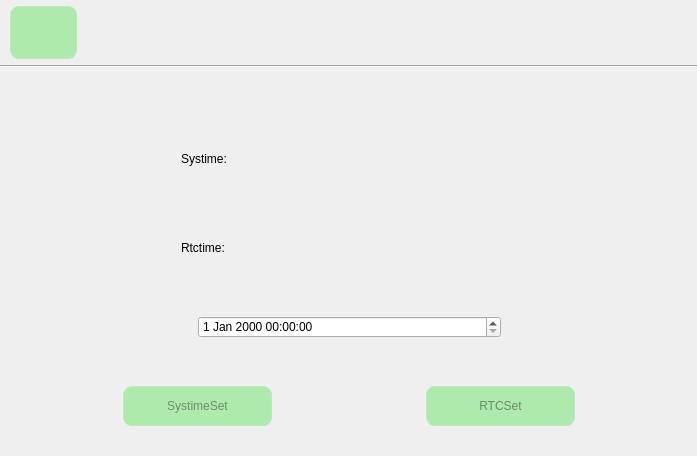
Qt form timeset.ui (jizizihe/baijie_demo) before a commit.
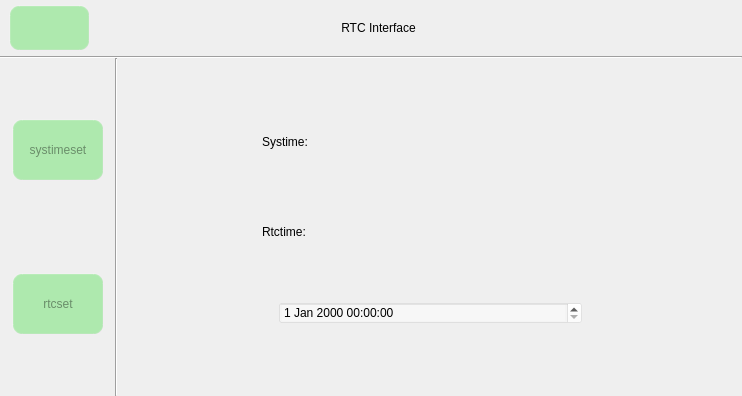
The same form after that commit. Icons and pictures are not drawn.

Commit message: func: 1.chang button style in gpio       2.refresh when open and close button in wifi,bluetooth,ethernet and 4g       3.add set  gateway and subnet mask in ethernet       4.add display 4g status in 4g       5.optimize copy,cut,delete,safe exit in storage       6.add the judgment that the serial port is occupied

```diff
--- a/timeset.ui
+++ b/timeset.ui
@@ -6,8 +6,8 @@
    <rect>
     <x>0</x>
     <y>0</y>
-    <width>697</width>
-    <height>456</height>
+    <width>742</width>
+    <height>396</height>
    </rect>
   </property>
   <property name="minimumSize">
@@ -16,6 +16,9 @@
     <height>1</height>
    </size>
   </property>
+  <property name="focusPolicy">
+   <enum>Qt::ClickFocus</enum>
+  </property>
   <property name="windowTitle">
    <string>MainWindow</string>
   </property>
@@ -51,7 +54,10 @@
 
 /****************滑块部件*******************/
 
-
+QMessageBox {
+    background-image: url(:/button_image/all/background.jpg);
+	border:1px solid gray;
+}
 QSlider::handle:horizontal { /*水平滑块的手柄*/
         image: url(:/image/sliderHandle.png);
  }
@@ -78,9 +84,9 @@
      <number>0</number>
     </property>
     <item row="0" column="0">
-     <layout class="QHBoxLayout" name="horizontalLayout_4" stretch="1,9">
+     <layout class="QHBoxLayout" name="horizontalLayout_4" stretch="1,1,1,3,3">
       <property name="spacing">
-       <number>0</number>
+       <number>6</number>
       </property>
       <property name="leftMargin">
        <number>9</number>
@@ -114,6 +120,42 @@
         </property>
        </widget>
       </item>
+      <item>
+       <spacer name="horizontalSpacer_4">
+        <property name="orientation">
+         <enum>Qt::Horizontal</enum>
+        </property>
+        <property name="sizeHint" stdset="0">
+         <size>
+          <width>40</width>
+          <height>20</height>
+         </size>
+        </property>
+       </spacer>
+      </item>
+      <item>
+       <spacer name="horizontalSpacer_12">
+        <property name="orientation">
+         <enum>Qt::Horizontal</enum>
+        </property>
+        <property name="sizeHint" stdset="0">
+         <size>
+          <width>40</width>
+          <height>20</height>
+         </size>
+        </property>
+       </spacer>
+      </item>
+      <item>
+       <widget class="QLabel" name="label">
+        <property name="text">
+         <string>RTC Interface</string>
+        </property>
+        <property name="alignment">
+         <set>Qt::AlignCenter</set>
+        </property>
+       </widget>
+      </item>
       <item>
        <spacer name="horizontalSpacer_2">
         <property name="orientation">
@@ -129,60 +171,234 @@
       </item>
      </layout>
     </item>
-    <item row="1" column="0">
-     <widget class="Line" name="line">
-      <property name="minimumSize">
-       <size>
-        <width>0</width>
-        <height>2</height>
-       </size>
-      </property>
-      <property name="maximumSize">
-       <size>
-        <width>16777215</width>
-        <height>2</height>
-       </size>
-      </property>
-      <property name="orientation">
-       <enum>Qt::Horizontal</enum>
-      </property>
-     </widget>
-    </item>
     <item row="2" column="0">
-     <layout class="QHBoxLayout" name="horizontalLayout_6" stretch="1,9,1">
-      <property name="spacing">
-       <number>0</number>
-      </property>
-      <property name="topMargin">
-       <number>20</number>
-      </property>
-      <property name="bottomMargin">
-       <number>20</number>
-      </property>
+     <layout class="QHBoxLayout" name="horizontalLayout_7" stretch="2,0,7">
       <item>
-       <spacer name="horizontalSpacer_11">
+       <layout class="QVBoxLayout" name="verticalLayout_2" stretch="2,2,3,2,2">
+        <property name="spacing">
+         <number>0</number>
+        </property>
+        <item>
+         <spacer name="verticalSpacer_5">
+          <property name="orientation">
+           <enum>Qt::Vertical</enum>
+          </property>
+          <property name="sizeHint" stdset="0">
+           <size>
+            <width>17</width>
+            <height>13</height>
+           </size>
+          </property>
+         </spacer>
+        </item>
+        <item>
+         <layout class="QHBoxLayout" name="horizontalLayout_3" stretch="1,8,1">
+          <property name="spacing">
+           <number>0</number>
+          </property>
+          <item>
+           <spacer name="horizontalSpacer_3">
+            <property name="orientation">
+             <enum>Qt::Horizontal</enum>
+            </property>
+            <property name="sizeHint" stdset="0">
+             <size>
+              <width>40</width>
+              <height>20</height>
+             </size>
+            </property>
+           </spacer>
+          </item>
+          <item>
+           <widget class="QPushButton" name="SystimeSetBt">
+            <property name="sizePolicy">
+             <sizepolicy hsizetype="Minimum" vsizetype="Minimum">
+              <horstretch>0</horstretch>
+              <verstretch>0</verstretch>
+             </sizepolicy>
+            </property>
+            <property name="minimumSize">
+             <size>
+              <width>0</width>
+              <height>0</height>
+             </size>
+            </property>
+            <property name="font">
+             <font>
+              <weight>50</weight>
+              <italic>false</italic>
+              <bold>false</bold>
+             </font>
+            </property>
+            <property name="styleSheet">
+             <string notr="true">QPushButton{
+     background-color: rgba(100, 225, 100, 120);/*背景色*/
+     border-style: outset; /*边框样式*/
+     border-width:  2px;  /*边框宽度为4像素*/
+     border-radius: 10px; /*边框圆角半径*/
+     border-color: rgba(255, 225, 255, 30);/*边框颜色*/
+     color:rgba(0, 0, 0, 100);/*字体颜色*/
+     padding: 6px; /*填衬*/
+	outline: none; /*去掉按钮的虚线框*/
+}
+
+QPushButton:hover{ /*鼠标悬停在按钮上时*/
+        background-color:rgba(100,255,100, 100);
+        border-color: rgba(255, 225, 255, 200);
+        color:rgba(0, 0, 0, 200);
+}
+
+QPushButton:pressed { /*按钮被按下时*/
+     background-color:rgba(100,255,100, 200);
+     border-color: rgba(255, 225, 255, 30);
+     border-style: inset;
+     color:rgba(0, 0, 0, 100);
+}</string>
+            </property>
+            <property name="text">
+             <string>systimeset</string>
+            </property>
+           </widget>
+          </item>
+          <item>
+           <spacer name="horizontalSpacer">
+            <property name="orientation">
+             <enum>Qt::Horizontal</enum>
+            </property>
+            <property name="sizeHint" stdset="0">
+             <size>
+              <width>40</width>
+              <height>20</height>
+             </size>
+            </property>
+           </spacer>
+          </item>
+         </layout>
+        </item>
+        <item>
+         <spacer name="verticalSpacer_7">
+          <property name="orientation">
+           <enum>Qt::Vertical</enum>
+          </property>
+          <property name="sizeHint" stdset="0">
+           <size>
+            <width>20</width>
+            <height>13</height>
+           </size>
+          </property>
+         </spacer>
+        </item>
+        <item>
+         <layout class="QHBoxLayout" name="horizontalLayout_6" stretch="1,8,1">
+          <property name="spacing">
+           <number>0</number>
+          </property>
+          <item>
+           <spacer name="horizontalSpacer_11">
+            <property name="orientation">
+             <enum>Qt::Horizontal</enum>
+            </property>
+            <property name="sizeHint" stdset="0">
+             <size>
+              <width>40</width>
+              <height>20</height>
+             </size>
+            </property>
+           </spacer>
+          </item>
+          <item>
+           <widget class="QPushButton" name="RTCSetBt">
+            <property name="sizePolicy">
+             <sizepolicy hsizetype="Minimum" vsizetype="Minimum">
+              <horstretch>0</horstretch>
+              <verstretch>0</verstretch>
+             </sizepolicy>
+            </property>
+            <property name="minimumSize">
+             <size>
+              <width>0</width>
+              <height>0</height>
+             </size>
+            </property>
+            <property name="styleSheet">
+             <string notr="true">QPushButton{
+     background-color: rgba(100, 225, 100, 120);/*背景色*/
+     border-style: outset; /*边框样式*/
+     border-width:  2px;  /*边框宽度为4像素*/
+     border-radius: 10px; /*边框圆角半径*/
+     border-color: rgba(255, 225, 255, 30);/*边框颜色*/
+     color:rgba(0, 0, 0, 100);/*字体颜色*/
+     padding: 6px; /*填衬*/
+	outline: none; /*去掉按钮的虚线框*/
+}
+
+QPushButton:hover{ /*鼠标悬停在按钮上时*/
+        background-color:rgba(100,255,100, 100);
+        border-color: rgba(255, 225, 255, 200);
+        color:rgba(0, 0, 0, 200);
+}
+
+QPushButton:pressed { /*按钮被按下时*/
+     background-color:rgba(100,255,100, 200);
+     border-color: rgba(255, 225, 255, 30);
+     border-style: inset;
+     color:rgba(0, 0, 0, 100);
+}</string>
+            </property>
+            <property name="text">
+             <string>rtcset</string>
+            </property>
+           </widget>
+          </item>
+          <item>
+           <spacer name="horizontalSpacer_13">
+            <property name="orientation">
+             <enum>Qt::Horizontal</enum>
+            </property>
+            <property name="sizeHint" stdset="0">
+             <size>
+              <width>40</width>
+              <height>20</height>
+             </size>
+            </property>
+           </spacer>
+          </item>
+         </layout>
+        </item>
+        <item>
+         <spacer name="verticalSpacer_6">
+          <property name="orientation">
+           <enum>Qt::Vertical</enum>
+          </property>
+          <property name="sizeHint" stdset="0">
+           <size>
+            <width>20</width>
+            <height>13</height>
+           </size>
+          </property>
+         </spacer>
+        </item>
+       </layout>
+      </item>
+      <item>
+       <widget class="Line" name="line_2">
         <property name="orientation">
-         <enum>Qt::Horizontal</enum>
+         <enum>Qt::Vertical</enum>
         </property>
-        <property name="sizeHint" stdset="0">
-         <size>
-          <width>40</width>
-          <height>20</height>
-         </size>
-        </property>
-       </spacer>
+       </widget>
       </item>
       <item>
        <widget class="QWidget" name="widget" native="true">
+        <property name="focusPolicy">
+         <enum>Qt::ClickFocus</enum>
+        </property>
         <property name="styleSheet">
-         <string notr="true">     border-width:  1px;  /*边框宽度为4像素*/
-     border-radius: 12px; /*边框圆角半径*/
-     padding: 6px; /*填衬*/
-  background-color:rgba(255, 255, 255, 80);
- border-color: rgba(0, 0, 0,130);/*边框颜色*/
- QScrollBar{ width:36px;}</string>
+         <string notr="true"/>
         </property>
-        <layout class="QVBoxLayout" name="verticalLayout" stretch="1,1,1,1,1,1,1,1">
+        <layout class="QVBoxLayout" name="verticalLayout" stretch="3,2,2,2,2,0,3">
+         <property name="topMargin">
+          <number>0</number>
+         </property>
          <item>
           <spacer name="verticalSpacer">
            <property name="orientation">
@@ -234,6 +450,9 @@
                <height>16777215</height>
               </size>
              </property>
+             <property name="focusPolicy">
+              <enum>Qt::WheelFocus</enum>
+             </property>
              <property name="text">
               <string>Systime:</string>
              </property>
@@ -262,6 +481,9 @@
                <height>16777215</height>
               </size>
              </property>
+             <property name="focusPolicy">
+              <enum>Qt::WheelFocus</enum>
+             </property>
              <property name="text">
               <string/>
              </property>
@@ -333,6 +555,9 @@
                <height>16777215</height>
               </size>
              </property>
+             <property name="focusPolicy">
+              <enum>Qt::ClickFocus</enum>
+             </property>
              <property name="text">
               <string>Rtctime:</string>
              </property>
@@ -361,6 +586,9 @@
                <height>16777215</height>
               </size>
              </property>
+             <property name="focusPolicy">
+              <enum>Qt::ClickFocus</enum>
+             </property>
              <property name="text">
               <string/>
              </property>
@@ -414,6 +642,12 @@
            </item>
            <item>
             <widget class="QDateTimeEdit" name="datetime">
+             <property name="sizePolicy">
+              <sizepolicy hsizetype="Minimum" vsizetype="Minimum">
+               <horstretch>0</horstretch>
+               <verstretch>0</verstretch>
+              </sizepolicy>
+             </property>
              <property name="minimumSize">
               <size>
                <width>0</width>
@@ -426,6 +660,9 @@
                <height>16777215</height>
               </size>
              </property>
+             <property name="styleSheet">
+              <string notr="true">  background-color:rgba(255, 255, 255, 80);</string>
+             </property>
             </widget>
            </item>
            <item>
@@ -456,177 +693,30 @@
            </property>
           </spacer>
          </item>
-         <item>
-          <layout class="QHBoxLayout" name="horizontalLayout_3" stretch="1,2,2,2,1">
-           <property name="spacing">
-            <number>0</number>
-           </property>
-           <property name="leftMargin">
-            <number>0</number>
-           </property>
-           <property name="topMargin">
-            <number>0</number>
-           </property>
-           <property name="rightMargin">
-            <number>0</number>
-           </property>
-           <property name="bottomMargin">
-            <number>0</number>
-           </property>
-           <item>
-            <spacer name="horizontalSpacer_3">
-             <property name="orientation">
-              <enum>Qt::Horizontal</enum>
-             </property>
-             <property name="sizeHint" stdset="0">
-              <size>
-               <width>40</width>
-               <height>20</height>
-              </size>
-             </property>
-            </spacer>
-           </item>
-           <item>
-            <widget class="QPushButton" name="SystimeSetBt">
-             <property name="sizePolicy">
-              <sizepolicy hsizetype="Minimum" vsizetype="Minimum">
-               <horstretch>0</horstretch>
-               <verstretch>0</verstretch>
-              </sizepolicy>
-             </property>
-             <property name="minimumSize">
-              <size>
-               <width>0</width>
-               <height>0</height>
-              </size>
-             </property>
-             <property name="font">
-              <font>
-               <weight>50</weight>
-               <italic>false</italic>
-               <bold>false</bold>
-              </font>
-             </property>
-             <property name="styleSheet">
-              <string notr="true">QPushButton{
-     background-color: rgba(100, 225, 100, 120);/*背景色*/
-     border-style: outset; /*边框样式*/
-     border-width:  2px;  /*边框宽度为4像素*/
-     border-radius: 10px; /*边框圆角半径*/
-     border-color: rgba(255, 225, 255, 30);/*边框颜色*/
-     color:rgba(0, 0, 0, 100);/*字体颜色*/
-     padding: 6px; /*填衬*/
-	outline: none; /*去掉按钮的虚线框*/
-}
-
-QPushButton:hover{ /*鼠标悬停在按钮上时*/
-        background-color:rgba(100,255,100, 100);
-        border-color: rgba(255, 225, 255, 200);
-        color:rgba(0, 0, 0, 200);
-}
-
-QPushButton:pressed { /*按钮被按下时*/
-     background-color:rgba(100,255,100, 200);
-     border-color: rgba(255, 225, 255, 30);
-     border-style: inset;
-     color:rgba(0, 0, 0, 100);
-}</string>
-             </property>
-             <property name="text">
-              <string>SystimeSet</string>
-             </property>
-            </widget>
-           </item>
-           <item>
-            <spacer name="horizontalSpacer">
-             <property name="orientation">
-              <enum>Qt::Horizontal</enum>
-             </property>
-             <property name="sizeHint" stdset="0">
-              <size>
-               <width>40</width>
-               <height>20</height>
-              </size>
-             </property>
-            </spacer>
-           </item>
-           <item>
-            <widget class="QPushButton" name="RTCSetBt">
-             <property name="sizePolicy">
-              <sizepolicy hsizetype="Minimum" vsizetype="Minimum">
-               <horstretch>0</horstretch>
-               <verstretch>0</verstretch>
-              </sizepolicy>
-             </property>
-             <property name="minimumSize">
-              <size>
-               <width>0</width>
-               <height>0</height>
-              </size>
-             </property>
-             <property name="styleSheet">
-              <string notr="true">QPushButton{
-     background-color: rgba(100, 225, 100, 120);/*背景色*/
-     border-style: outset; /*边框样式*/
-     border-width:  2px;  /*边框宽度为4像素*/
-     border-radius: 10px; /*边框圆角半径*/
-     border-color: rgba(255, 225, 255, 30);/*边框颜色*/
-     color:rgba(0, 0, 0, 100);/*字体颜色*/
-     padding: 6px; /*填衬*/
-	outline: none; /*去掉按钮的虚线框*/
-}
-
-QPushButton:hover{ /*鼠标悬停在按钮上时*/
-        background-color:rgba(100,255,100, 100);
-        border-color: rgba(255, 225, 255, 200);
-        color:rgba(0, 0, 0, 200);
-}
-
-QPushButton:pressed { /*按钮被按下时*/
-     background-color:rgba(100,255,100, 200);
-     border-color: rgba(255, 225, 255, 30);
-     border-style: inset;
-     color:rgba(0, 0, 0, 100);
-}</string>
-             </property>
-             <property name="text">
-              <string>RTCSet</string>
-             </property>
-            </widget>
-           </item>
-           <item>
-            <spacer name="horizontalSpacer_4">
-             <property name="orientation">
-              <enum>Qt::Horizontal</enum>
-             </property>
-             <property name="sizeHint" stdset="0">
-              <size>
-               <width>40</width>
-               <height>20</height>
-              </size>
-             </property>
-            </spacer>
-           </item>
-          </layout>
-         </item>
         </layout>
        </widget>
       </item>
-      <item>
-       <spacer name="horizontalSpacer_12">
-        <property name="orientation">
-         <enum>Qt::Horizontal</enum>
-        </property>
-        <property name="sizeHint" stdset="0">
-         <size>
-          <width>40</width>
-          <height>20</height>
-         </size>
-        </property>
-       </spacer>
-      </item>
      </layout>
     </item>
+    <item row="1" column="0">
+     <widget class="Line" name="line">
+      <property name="minimumSize">
+       <size>
+        <width>0</width>
+        <height>2</height>
+       </size>
+      </property>
+      <property name="maximumSize">
+       <size>
+        <width>16777215</width>
+        <height>2</height>
+       </size>
+      </property>
+      <property name="orientation">
+       <enum>Qt::Horizontal</enum>
+      </property>
+     </widget>
+    </item>
    </layout>
   </widget>
   <widget class="QMenuBar" name="menubar">
@@ -634,7 +724,7 @@
     <rect>
      <x>0</x>
      <y>0</y>
-     <width>697</width>
+     <width>742</width>
      <height>22</height>
     </rect>
    </property>
```
The commit also changes 103 other files.
